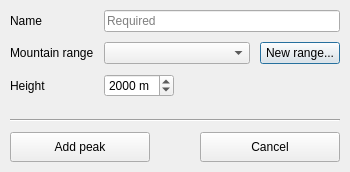
svetter/pal, file src/ui/new_peak.ui: the form before one commit.
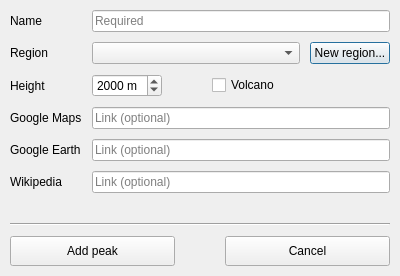
The form after the commit.

Commit message: Finished new peak dialog (#2)

```diff
--- a/src/ui/new_peak.ui
+++ b/src/ui/new_peak.ui
@@ -6,14 +6,20 @@
    <rect>
     <x>0</x>
     <y>0</y>
-    <width>350</width>
-    <height>172</height>
+    <width>400</width>
+    <height>276</height>
    </rect>
   </property>
+  <property name="sizePolicy">
+   <sizepolicy hsizetype="Preferred" vsizetype="Fixed">
+    <horstretch>0</horstretch>
+    <verstretch>0</verstretch>
+   </sizepolicy>
+  </property>
   <property name="maximumSize">
    <size>
     <width>16777215</width>
-    <height>172</height>
+    <height>16777215</height>
    </size>
   </property>
   <property name="windowTitle">
@@ -50,10 +56,29 @@
        </property>
       </widget>
      </item>
+     <item row="0" column="1">
+      <widget class="QLineEdit" name="nameTextbox">
+       <property name="sizePolicy">
+        <sizepolicy hsizetype="MinimumExpanding" vsizetype="Fixed">
+         <horstretch>0</horstretch>
+         <verstretch>0</verstretch>
+        </sizepolicy>
+       </property>
+       <property name="minimumSize">
+        <size>
+         <width>150</width>
+         <height>0</height>
+        </size>
+       </property>
+       <property name="placeholderText">
+        <string>Required</string>
+       </property>
+      </widget>
+     </item>
      <item row="1" column="0">
       <widget class="QLabel" name="rangeLabel">
        <property name="text">
-        <string>Mountain range</string>
+        <string>Region</string>
        </property>
       </widget>
      </item>
@@ -63,7 +88,19 @@
         <number>10</number>
        </property>
        <item>
-        <widget class="QComboBox" name="rangeCombo">
+        <widget class="QComboBox" name="regionCombo">
+         <property name="sizePolicy">
+          <sizepolicy hsizetype="MinimumExpanding" vsizetype="Fixed">
+           <horstretch>0</horstretch>
+           <verstretch>0</verstretch>
+          </sizepolicy>
+         </property>
+         <property name="minimumSize">
+          <size>
+           <width>150</width>
+           <height>0</height>
+          </size>
+         </property>
          <property name="placeholderText">
           <string>None</string>
          </property>
@@ -78,7 +115,7 @@
           </sizepolicy>
          </property>
          <property name="text">
-          <string>New range...</string>
+          <string>New region...</string>
          </property>
         </widget>
        </item>
@@ -92,6 +129,11 @@
       </widget>
      </item>
      <item row="2" column="1">
+      <layout class="QHBoxLayout" name="horizontalLayout">
+       <property name="spacing">
+        <number>10</number>
+       </property>
+       <item>
       <widget class="QSpinBox" name="heightSpinner">
        <property name="sizePolicy">
         <sizepolicy hsizetype="Fixed" vsizetype="Fixed">
@@ -119,10 +161,106 @@
        </property>
       </widget>
      </item>
-     <item row="0" column="1">
-      <widget class="QLineEdit" name="nameTextbox">
+       <item>
+        <spacer name="horizontalSpacer">
+         <property name="orientation">
+          <enum>Qt::Horizontal</enum>
+         </property>
+         <property name="sizeType">
+          <enum>QSizePolicy::Fixed</enum>
+         </property>
+         <property name="sizeHint" stdset="0">
+          <size>
+           <width>40</width>
+           <height>20</height>
+          </size>
+         </property>
+        </spacer>
+       </item>
+       <item>
+        <widget class="QCheckBox" name="checkBox">
+         <property name="text">
+          <string>Volcano</string>
+         </property>
+        </widget>
+       </item>
+      </layout>
+     </item>
+     <item row="3" column="1">
+      <widget class="QLineEdit" name="lineEdit">
+       <property name="sizePolicy">
+        <sizepolicy hsizetype="MinimumExpanding" vsizetype="Fixed">
+         <horstretch>0</horstretch>
+         <verstretch>0</verstretch>
+        </sizepolicy>
+       </property>
+       <property name="minimumSize">
+        <size>
+         <width>150</width>
+         <height>0</height>
+        </size>
+       </property>
        <property name="placeholderText">
-        <string>Required</string>
+        <string>Link (optional)</string>
+       </property>
+      </widget>
+     </item>
+     <item row="4" column="0">
+      <widget class="QLabel" name="label_2">
+       <property name="text">
+        <string>Google Earth</string>
+       </property>
+      </widget>
+     </item>
+     <item row="4" column="1">
+      <widget class="QLineEdit" name="lineEdit_2">
+       <property name="sizePolicy">
+        <sizepolicy hsizetype="MinimumExpanding" vsizetype="Fixed">
+         <horstretch>0</horstretch>
+         <verstretch>0</verstretch>
+        </sizepolicy>
+       </property>
+       <property name="minimumSize">
+        <size>
+         <width>150</width>
+         <height>0</height>
+        </size>
+       </property>
+       <property name="placeholderText">
+        <string>Link (optional)</string>
+       </property>
+      </widget>
+     </item>
+     <item row="5" column="0">
+      <widget class="QLabel" name="label">
+       <property name="text">
+        <string>Wikipedia</string>
+       </property>
+      </widget>
+     </item>
+     <item row="3" column="0">
+      <widget class="QLabel" name="label_3">
+       <property name="text">
+        <string>Google Maps</string>
+       </property>
+      </widget>
+     </item>
+     <item row="5" column="1">
+      <widget class="QLineEdit" name="lineEdit_3">
+       <property name="sizePolicy">
+        <sizepolicy hsizetype="MinimumExpanding" vsizetype="Fixed">
+         <horstretch>0</horstretch>
+         <verstretch>0</verstretch>
+        </sizepolicy>
+       </property>
+       <property name="minimumSize">
+        <size>
+         <width>150</width>
+         <height>0</height>
+        </size>
+       </property>
+       <property name="placeholderText">
+        <string>Link (optional)</string>
        </property>
       </widget>
      </item>
@@ -150,7 +288,7 @@
        </property>
        <property name="minimumSize">
         <size>
-         <width>0</width>
+         <width>100</width>
          <height>30</height>
         </size>
        </property>
@@ -169,7 +307,7 @@
        </property>
        <property name="minimumSize">
         <size>
-         <width>0</width>
+         <width>100</width>
          <height>30</height>
         </size>
        </property>
```
Left out of the diff: 6 changed lines with no effect on the pictures. Lines whose indentation alone changed are shown as unchanged. The commit also changes 1 other file.
